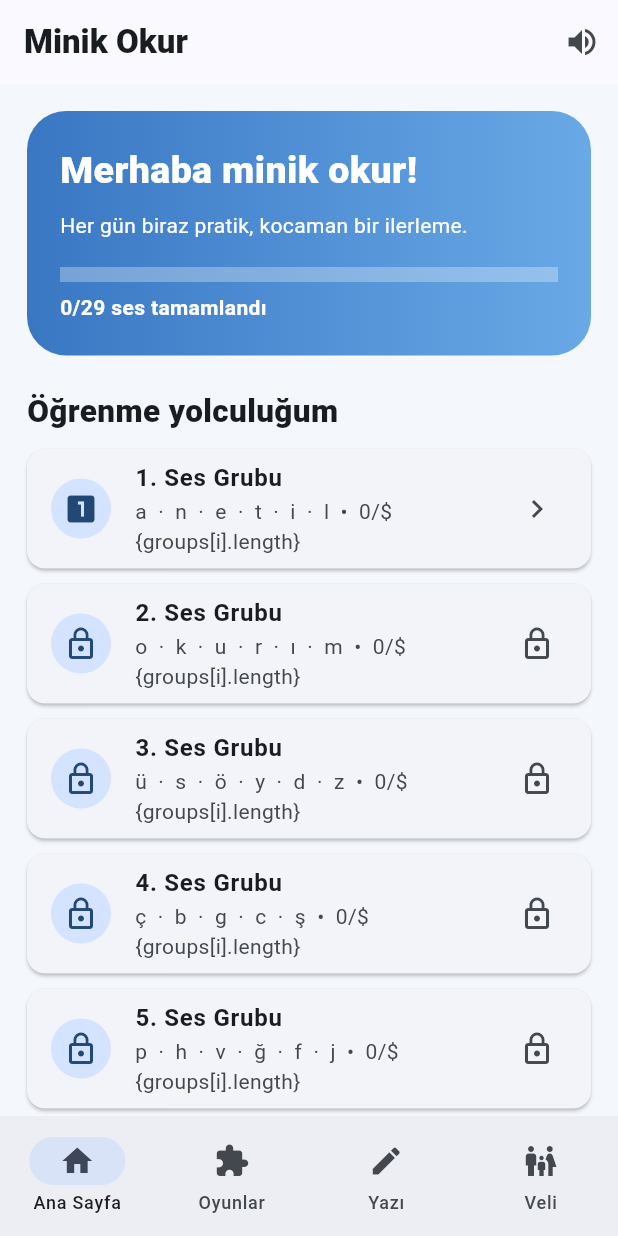
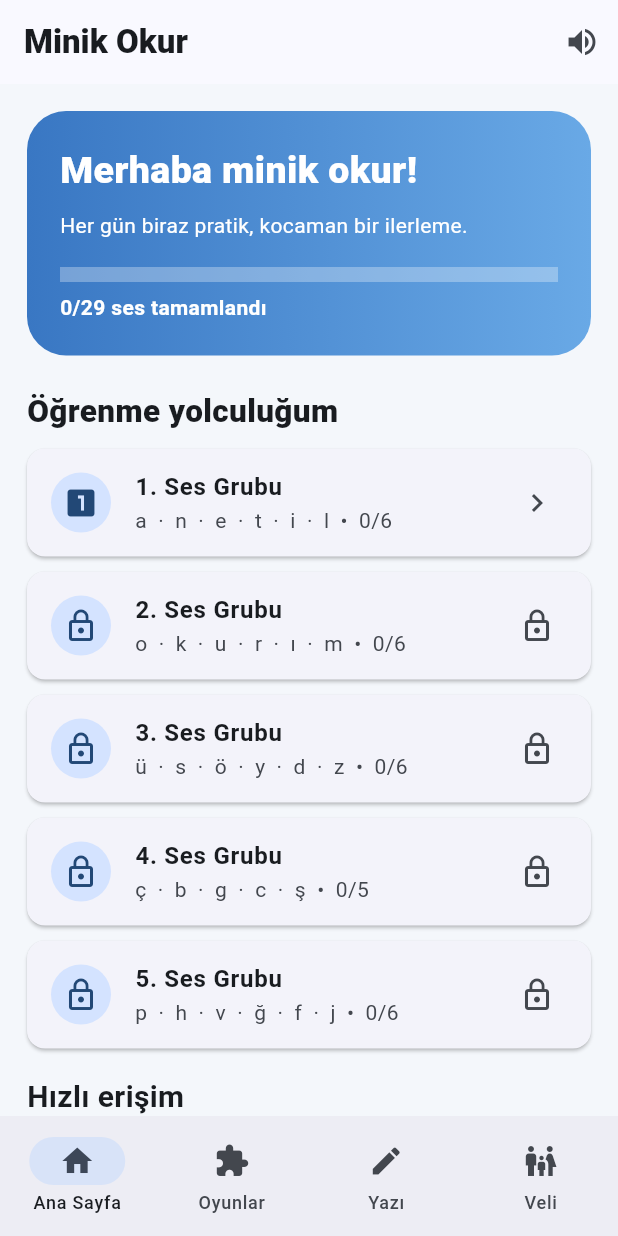
Before and after one commit to csprofesor/okumayazma, a Flutter app: the screen it shows after launch, on a phone screen of 412 x 824 dp. Run offline on Flutter 3.47's test engine with Material 3 defaults, Android fonts, the phone set to English and light mode, and no system bars; our stand-ins replace flutter_tts, shared_preferences.

Commit message:
Fix progress label interpolation

```diff
--- a/lib/main.dart
+++ b/lib/main.dart
@@ -75,7 +75,7 @@ class _HomeState extends State<Home> {
   const SizedBox(height:22),const Text('Öğrenme yolculuğum',style:TextStyle(fontSize:21,fontWeight:FontWeight.w900)),
   ...List.generate(5,(i){ final unlocked=i==0||groups.take(i).every((g)=>g.every(done.contains)); final count=groups[i].where(done.contains).length; return Card(margin:const EdgeInsets.only(top:10),child:ListTile(
    leading:CircleAvatar(child:Icon(unlocked?Icons.looks_one:Icons.lock_outline)),title:Text('${i+1}. Ses Grubu',style:const TextStyle(fontWeight:FontWeight.bold)),
-   subtitle:Text('${groups[i].join('  ·  ')}  •  $count/\${groups[i].length}'),trailing:Icon(unlocked?Icons.chevron_right:Icons.lock_outline),
+   subtitle:Text('${groups[i].join('  ·  ')}  •  $count/${groups[i].length}'),trailing:Icon(unlocked?Icons.chevron_right:Icons.lock_outline),
    onTap:unlocked?()=>Navigator.push(context,MaterialPageRoute(builder:(_)=>GroupScreen(index:i,onDone:load))):null,
   ));}),
   const SizedBox(height:18),const Text('Hızlı erişim',style:TextStyle(fontSize:20,fontWeight:FontWeight.bold)),
```
